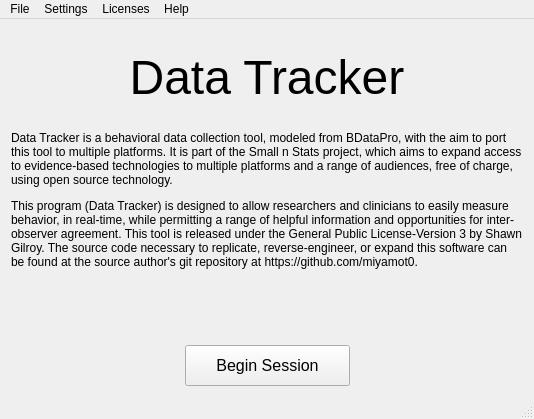
Before: the Qt Designer form startwindow.ui in miyamot0/DataTracker3, drawn with Qt 5.
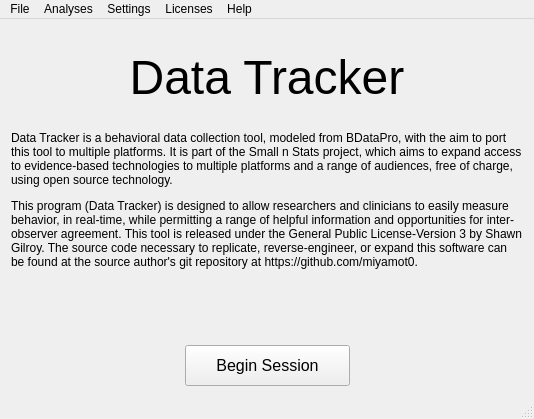
After: the same form once the commit is applied. Icons and pictures are not drawn.

Commit message: Move ui over to accomodate more analyses

Patch:
```diff
--- a/startwindow.ui
+++ b/startwindow.ui
@@ -151,7 +151,14 @@
     <addaction name="actionTango_Icons"/>
     <addaction name="actionQDarkStyleSheet"/>
    </widget>
+   <widget class="QMenu" name="menuAnalyses">
+    <property name="title">
+     <string>Analyses</string>
+    </property>
+    <addaction name="actionCalculate_Reliability"/>
+   </widget>
    <addaction name="menuFile"/>
+   <addaction name="menuAnalyses"/>
    <addaction name="menuOptions"/>
    <addaction name="menuLicenses"/>
    <addaction name="menuHelp"/>
```
Left out of the diff: 1 changed line with no effect on the pictures.
